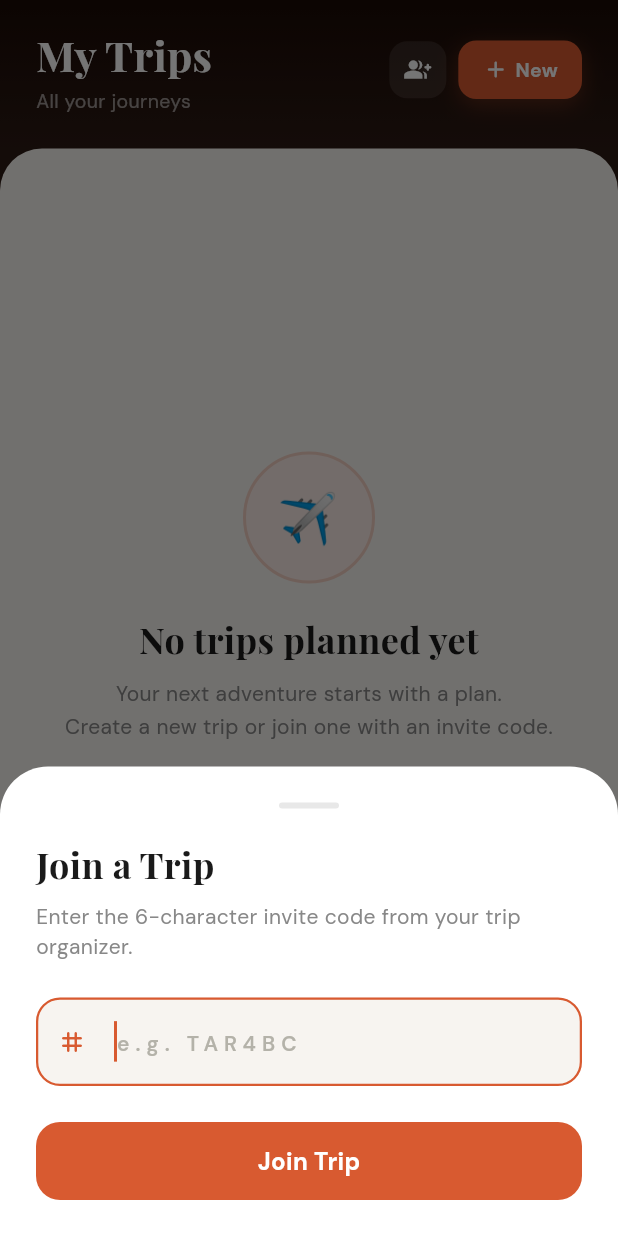
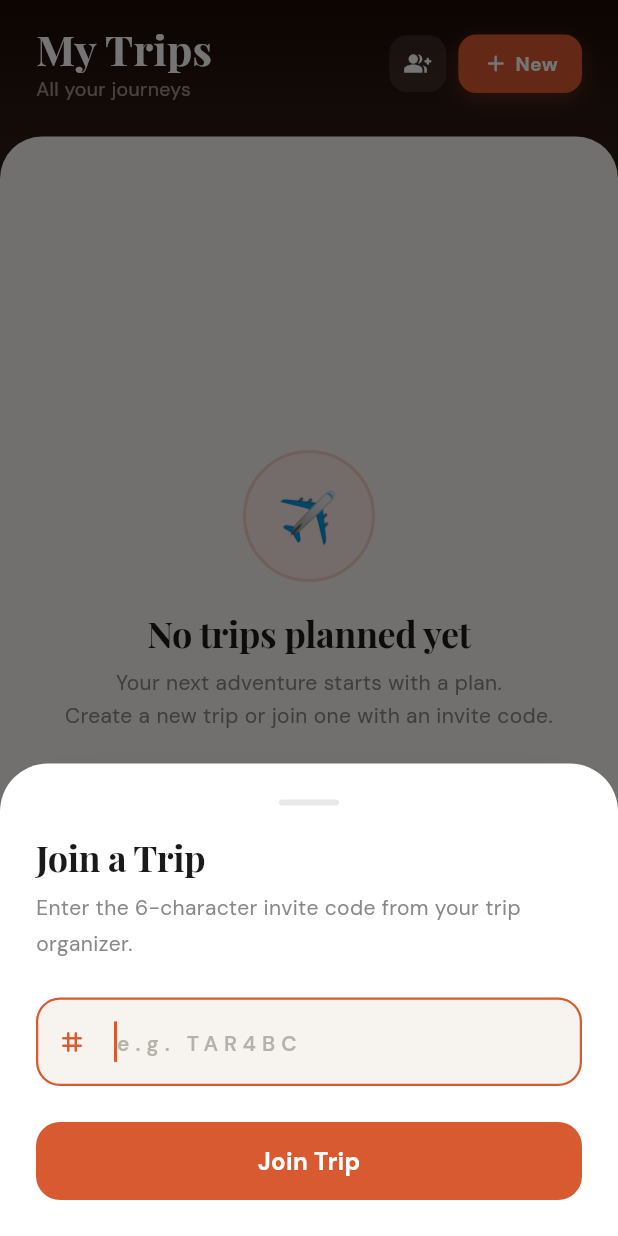
Before and after one commit to msmontalbo15/tara-travel-Android, a Flutter app: the TripsScreen screen opened by its route, after a tap on the "group add" icon, on a phone screen of 412 x 824 dp. Run offline on Flutter 3.47's test engine with Material 3 defaults, Android fonts, the light colour scheme and no system bars; our stand-ins replace cached_network_image, connectivity_plus, dio, flutter_dotenv, flutter_map, flutter_riverpod and 10 more; missing offline and left inert: add_2_calendar, encrypt, mobile_scanner, pointycastle; accounts and stored records are empty; network calls fail.

Commit message:
System Branding Font & Typography Standardization Complete

```diff
--- a/lib/core/theme/app_text_styles.dart
+++ b/lib/core/theme/app_text_styles.dart
@@ -2,14 +2,23 @@ import 'package:flutter/material.dart';
 import 'app_colors.dart';
 
 /// Centralized text styles matching the Tara Travel brand identity.
-/// Playfair Display → Headlines & taglines
-/// DM Sans → UI labels, body copy, buttons
+/// Playfair Display — a serif display font mapped for headings/titles (font-heading style token).
+/// DM Sans — the main font, used everywhere for body text and UI elements.
+/// Georgia — serif fallback for prominent brand display and greeting names.
 class AppTextStyles {
   AppTextStyles._();
 
-  // ── Headlines (Playfair Display Bold) ────────────────────────
+  // ── Brand Font Family Constants ──────────────────────────────
+  static const String fontHeading = 'Playfair Display';
+  static const String fontBody = 'DM Sans';
+  static const String fontSerifFallback = 'Georgia';
+
+  // ── Headlines (Playfair Display Bold with Georgia Fallback) ──
+  static const List<String> _serifFallbacks = ['Georgia', 'serif'];
+
   static const TextStyle headline1 = TextStyle(
-    fontFamily: 'Playfair Display',
+    fontFamily: fontHeading,
+    fontFamilyFallback: _serifFallbacks,
     fontSize: 32,
     fontWeight: FontWeight.w700,
     color: AppColors.textPrimary,
@@ -18,7 +27,8 @@ class AppTextStyles {
   );
 
   static const TextStyle headline2 = TextStyle(
-    fontFamily: 'Playfair Display',
+    fontFamily: fontHeading,
+    fontFamilyFallback: _serifFallbacks,
     fontSize: 26,
     fontWeight: FontWeight.w700,
     color: AppColors.textPrimary,
@@ -27,24 +37,53 @@ class AppTextStyles {
   );
 
   static const TextStyle headline3 = TextStyle(
-    fontFamily: 'Playfair Display',
+    fontFamily: fontHeading,
+    fontFamilyFallback: _serifFallbacks,
     fontSize: 22,
     fontWeight: FontWeight.w700,
     color: AppColors.textPrimary,
     height: 1.2,
   );
 
+  static const TextStyle headlineSmall = TextStyle(
+    fontFamily: fontHeading,
+    fontFamilyFallback: _serifFallbacks,
+    fontSize: 18,
+    fontWeight: FontWeight.w700,
+    color: AppColors.textPrimary,
+    height: 1.2,
+  );
+
+  static const TextStyle titleLarge = TextStyle(
+    fontFamily: fontHeading,
+    fontFamilyFallback: _serifFallbacks,
+    fontSize: 20,
+    fontWeight: FontWeight.w700,
+    color: AppColors.textPrimary,
+    letterSpacing: -0.2,
+  );
+
+  static const TextStyle titleMedium = TextStyle(
+    fontFamily: fontHeading,
+    fontFamilyFallback: _serifFallbacks,
+    fontSize: 16,
+    fontWeight: FontWeight.w700,
+    color: AppColors.textPrimary,
+  );
+
   static const TextStyle headlineWhite = TextStyle(
-    fontFamily: 'Playfair Display',
+    fontFamily: fontHeading,
+    fontFamilyFallback: _serifFallbacks,
     fontSize: 28,
     fontWeight: FontWeight.w700,
     color: Colors.white,
     height: 1.15,
   );
 
-  // ── Tagline (Playfair Display Italic) ────────────────────────
+  // ── Tagline (Playfair Display Italic with Georgia Fallback) ───
   static const TextStyle tagline = TextStyle(
-    fontFamily: 'Playfair Display',
+    fontFamily: fontHeading,
+    fontFamilyFallback: _serifFallbacks,
     fontSize: 15,
     fontWeight: FontWeight.w400,
     fontStyle: FontStyle.italic,
--- a/lib/core/theme/app_theme.dart
+++ b/lib/core/theme/app_theme.dart
@@ -22,6 +22,7 @@ class AppTheme {
       centerTitle: true,
       titleTextStyle: TextStyle(
         fontFamily: 'Playfair Display',
+        fontFamilyFallback: ['Georgia', 'serif'],
         fontSize: 20,
         fontWeight: FontWeight.w700,
         color: AppColors.textPrimary,
@@ -140,6 +141,7 @@ class AppTheme {
       ),
       titleTextStyle: const TextStyle(
         fontFamily: 'Playfair Display',
+        fontFamilyFallback: ['Georgia', 'serif'],
         fontSize: 20,
         fontWeight: FontWeight.w700,
         color: AppColors.textPrimary,
--- a/lib/core/widgets/app_brand_logo.dart
+++ b/lib/core/widgets/app_brand_logo.dart
@@ -61,6 +61,7 @@ class AppBrandLogo extends StatelessWidget {
               'Tara',
               style: TextStyle(
                 fontFamily: 'Playfair Display',
+                fontFamilyFallback: const ['Georgia', 'serif'],
                 fontSize: size * 0.65,
                 fontWeight: FontWeight.w700,
                 color: isDark ? Colors.white : AppColors.textPrimary,
@@ -71,6 +72,7 @@ class AppBrandLogo extends StatelessWidget {
               subtitle ?? 'TRAVEL',
               style: TextStyle(
                 fontFamily: 'Playfair Display',
+                fontFamilyFallback: const ['Georgia', 'serif'],
                 fontSize: (size * 0.28).clamp(9.0, 13.0),
                 fontWeight: FontWeight.w400,
                 fontStyle: FontStyle.italic,
--- a/lib/features/home/home_screen.dart
+++ b/lib/features/home/home_screen.dart
@@ -1098,6 +1098,7 @@ class _HomeHeaderDelegate extends SliverPersistentHeaderDelegate {
                     key: ValueKey(profile.displayNameForHome),
                     style: const TextStyle(
                       fontFamily: 'Playfair Display',
+                      fontFamilyFallback: ['Georgia', 'serif'],
                       fontSize: 24,
                       fontWeight: FontWeight.w700,
                       color: Colors.white,
--- a/lib/features/navigation/live_navigation_screen.dart
+++ b/lib/features/navigation/live_navigation_screen.dart
@@ -2,6 +2,7 @@ import 'package:flutter/material.dart';
 import 'package:flutter/services.dart';
 import 'package:flutter_riverpod/flutter_riverpod.dart';
 import '../../core/theme/app_colors.dart';
+import '../../core/theme/app_text_styles.dart';
 import '../../core/widgets/buttons/app_back_button.dart';
 import 'models/navigation_models.dart';
 import 'providers/navigation_provider.dart';
@@ -181,10 +182,7 @@ class _NavHeader extends ConsumerWidget {
                     children: [
                       Text(
                         nav.destination.name,
-                        style: TextStyle(
-                          fontFamily: 'Playfair Display',
-                          fontSize: 18,
-                          fontWeight: FontWeight.w700,
+                        style: AppTextStyles.headlineSmall.copyWith(
                           color: isDark ? Colors.white : AppColors.textPrimary,
                         ),
                       ),
--- a/lib/features/splash/splash_screen.dart
+++ b/lib/features/splash/splash_screen.dart
@@ -193,6 +193,7 @@ class _SplashScreenState extends ConsumerState<SplashScreen>
                                 'Tara',
                                 style: TextStyle(
                                   fontFamily: 'Playfair Display',
+                                  fontFamilyFallback: ['Georgia', 'serif'],
                                   fontSize: 52,
                                   fontWeight: FontWeight.w700,
                                   color: Colors.white,
@@ -209,6 +210,7 @@ class _SplashScreenState extends ConsumerState<SplashScreen>
                                     'TRAVEL',
                                     style: TextStyle(
                                       fontFamily: 'Playfair Display',
+                                      fontFamilyFallback: const ['Georgia', 'serif'],
                                       fontSize: 15,
                                       fontWeight: FontWeight.w600,
                                       fontStyle: FontStyle.italic,
--- a/lib/features/trips/trips_screen.dart
+++ b/lib/features/trips/trips_screen.dart
@@ -2,6 +2,7 @@ import 'package:flutter/material.dart';
 import 'package:flutter_riverpod/flutter_riverpod.dart';
 import 'package:intl/intl.dart';
 import '../../core/theme/app_colors.dart';
+import '../../core/theme/app_text_styles.dart';
 import '../../core/providers/trip_provider.dart';
 import '../../core/providers/selected_trip_provider.dart';
 import '../../core/providers/repository_providers.dart';
@@ -42,22 +43,16 @@ class TripsScreen extends ConsumerWidget {
             ),
             child: Row(
               children: [
-                const Expanded(
+                Expanded(
                   child: Column(
                     crossAxisAlignment: CrossAxisAlignment.start,
                     children: [
-                      Text('My Trips',
-                          style: TextStyle(
-                              fontFamily: 'Playfair Display',
-                              fontSize: 28,
-                              fontWeight: FontWeight.w700,
-                              color: Colors.white)),
-                      SizedBox(height: 2),
+                      const Text('My Trips', style: AppTextStyles.headlineWhite),
+                      const SizedBox(height: 2),
                       Text('All your journeys',
-                          style: TextStyle(
-                              fontFamily: 'DM Sans',
-                              fontSize: 13,
-                              color: Colors.white54)),
+                          style: AppTextStyles.bodySmall.copyWith(
+                            color: Colors.white54,
+                          )),
                     ],
                   ),
                 ),
@@ -160,14 +155,11 @@ class TripsScreen extends ConsumerWidget {
                             const SizedBox(height: 20),
 
                             // ── Headline ─────────────────────────────────────
-                            const Text(
+                            Text(
                               'No trips planned yet',
                               textAlign: TextAlign.center,
-                              style: TextStyle(
-                                fontFamily: 'Playfair Display',
+                              style: AppTextStyles.headline2.copyWith(
                                 fontSize: 24,
-                                fontWeight: FontWeight.w700,
-                                color: AppColors.textPrimary,
                               ),
                             ),
                             const SizedBox(height: 8),
--- a/lib/features/trips/widgets/join_trip_modal.dart
+++ b/lib/features/trips/widgets/join_trip_modal.dart
@@ -1,6 +1,7 @@
 import 'package:flutter/material.dart';
 import 'package:flutter_riverpod/flutter_riverpod.dart';
 import '../../../core/theme/app_colors.dart';
+import '../../../core/theme/app_text_styles.dart';
 import '../../../core/providers/repository_providers.dart';
 import '../../../core/providers/trip_provider.dart';
 
@@ -133,23 +134,16 @@ class _JoinTripSheetState extends ConsumerState<_JoinTripSheet> {
                   ),
                 ),
               ),
-              const Text(
+              Text(
                 'Join a Trip',
-                style: TextStyle(
-                  fontFamily: 'Playfair Display',
+                style: AppTextStyles.headline2.copyWith(
                   fontSize: 24,
-                  fontWeight: FontWeight.w700,
-                  color: AppColors.textPrimary,
                 ),
               ),
               const SizedBox(height: 8),
               const Text(
                 'Enter the 6-character invite code from your trip organizer.',
-                style: TextStyle(
-                  fontFamily: 'DM Sans',
-                  fontSize: 14,
-                  color: AppColors.textSecondary,
-                ),
+                style: AppTextStyles.bodyMedium,
               ),
               const SizedBox(height: 24),
               TextField(
```
Also changed, not shown: lib/core/widgets/feedback/app_dialog.dart (+5 -22 lines), lib/features/notifications/notifications_screen.dart (+2 -6 lines), lib/features/trip_detail/trip_detail_screen.dart (+7 -18 lines), lib/shared/widgets/trip_type_carousel.dart (+6 -13 lines), 5 other files.
